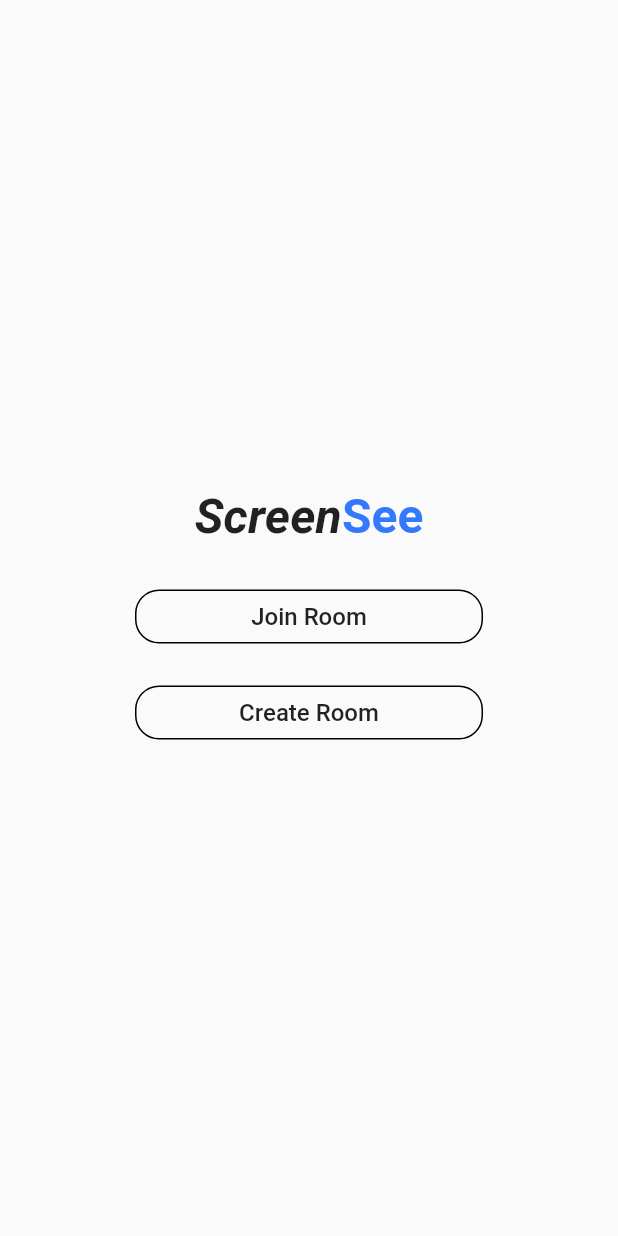
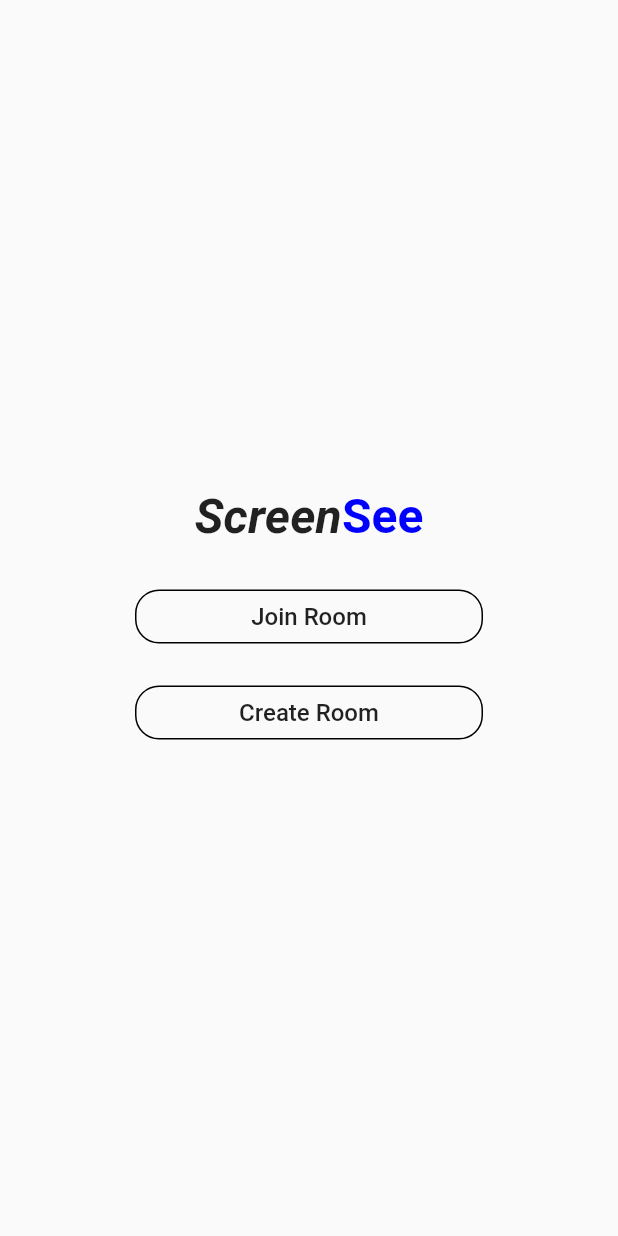
Before and after one commit to screensee/mobile, a Flutter app: the ActionsPage screen opened directly, on a phone screen of 412 x 824 dp. Run offline on Flutter 3.47's test engine with Material 2 defaults, Android fonts, the phone set to English and light mode, and no system bars; our stand-ins replace shared_preferences, video_player; missing offline and left inert: mqtt_client; accounts and stored records are empty.

Commit message:
updates colors

```diff
--- a/lib/main.dart
+++ b/lib/main.dart
@@ -21,7 +21,7 @@ class MyApp extends StatelessWidget {
       title: 'Screen See',
       theme: new ThemeData(
         backgroundColor: Colors.white,
-        primaryColor: Color(0xff3379fc),
+        primaryColor: Color(0xff0000ff),
       ),
       home: MyHomePage(),
     );
--- a/lib/welcome/actions.dart
+++ b/lib/welcome/actions.dart
@@ -24,7 +24,7 @@ class ActionsPage extends StatelessWidget {
                 Text("See",
                     style: TextStyle(
                         fontSize: 32.0,
-                        color: Color(0xff3379fc),
+                        color: Color(0xff0000ff),
                         fontWeight: FontWeight.bold)),
               ],
             ),
```
